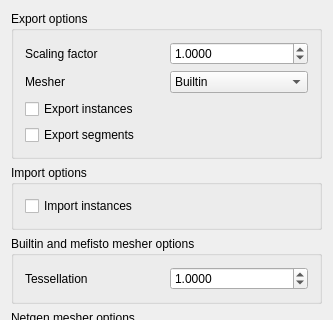
Above: src/Mod/Arch/Resources/ui/preferences-dae.ui from realthunder/FreeCAD before the change; both pictures show x 0 to 333 and y 0 to 320 of the 333 by 546 pixel window. Below: the same form after it.
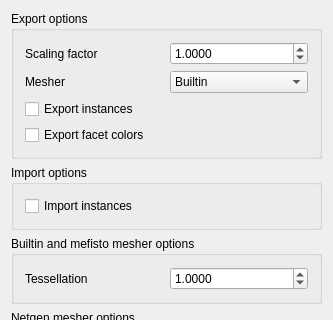
That is the form after the change. Custom widgets are drawn as their Qt base class.

Commit message: Arch: improve DAE/OBJ export facet color option

Patch:
```diff
--- a/src/Mod/Arch/Resources/ui/preferences-dae.ui
+++ b/src/Mod/Arch/Resources/ui/preferences-dae.ui
@@ -116,7 +116,7 @@
          <string>Export mesh segments. For Part/PartDesign shapes, export segment using faces.</string>
         </property>
         <property name="text">
-         <string>Export segments</string>
+         <string>Export facet colors</string>
         </property>
         <property name="prefPath" stdset="0">
          <cstring>Mod/Arch</cstring>
```
Left out of the diff: 4 changed lines with no effect on the pictures. The commit also changes 2 other files.
